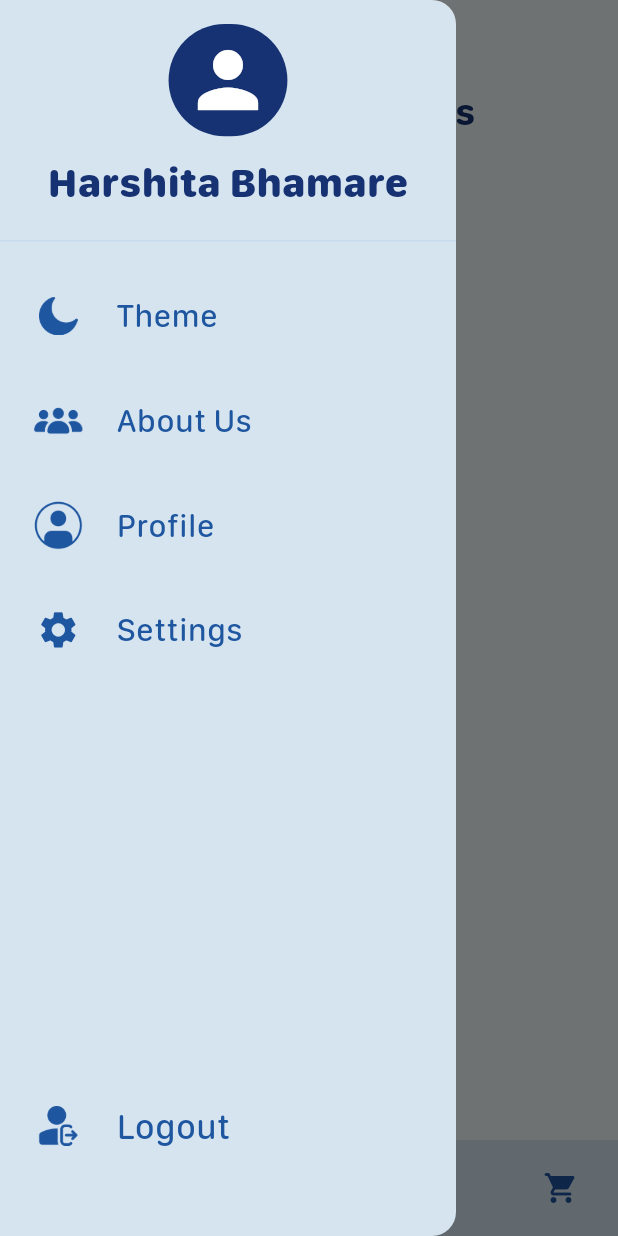
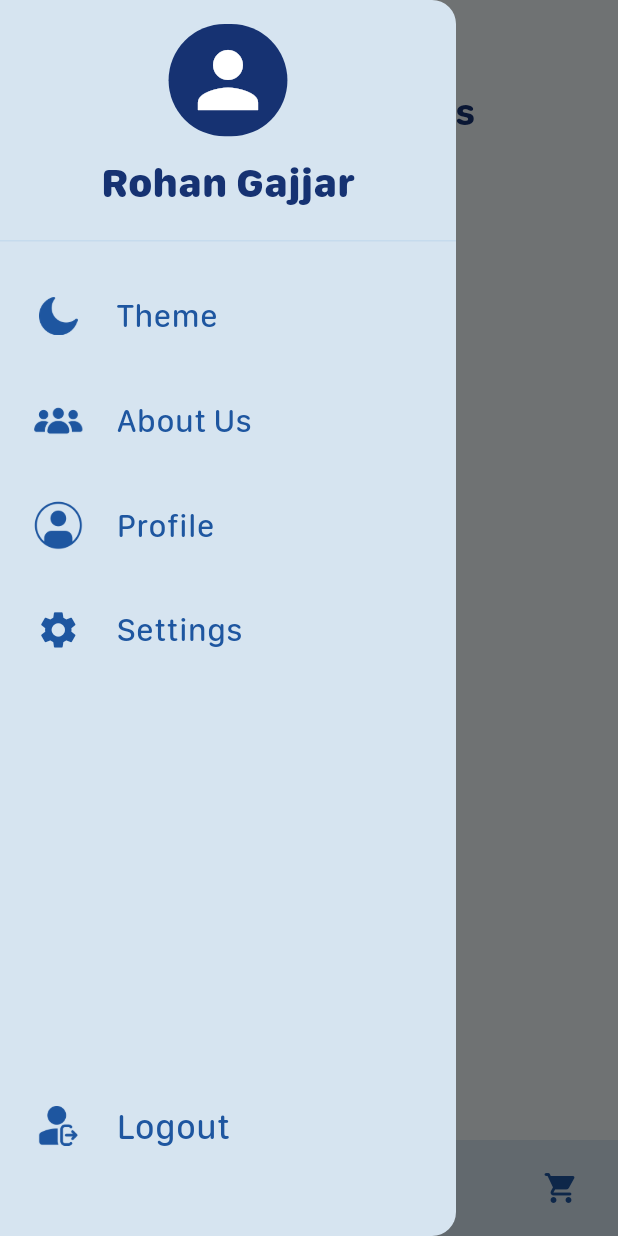
Before and after one commit to HarshitaBhamare/DTPL_APP, a Flutter app: the screen it shows after launch, with the side drawer open, on a phone screen of 412 x 824 dp. Run offline on Flutter 3.47's test engine with Material 3 defaults, Android fonts, the phone set to English and light mode, and no system bars; drawn by our look-alikes of flutter_animate, google_nav_bar; our stand-ins replace cloud_firestore, firebase_auth, firebase_core, google_fonts, google_sign_in, loading_animation_widget; accounts and stored records are empty.

Commit message:
Update homePage.dart

```diff
--- a/lib/Pages/HomePages/homePage.dart
+++ b/lib/Pages/HomePages/homePage.dart
@@ -324,7 +324,7 @@ class _HomePageState extends State<HomePage> {
                       height: size.height / 80,
                     ),
                     Text(
-                      'Harshita Bhamare',
+                      'Rohan Gajjar',
                       style: TextStyle(
                           fontFamily: 'SFCompactRounded',
                           fontSize: size.height / 30,
```
